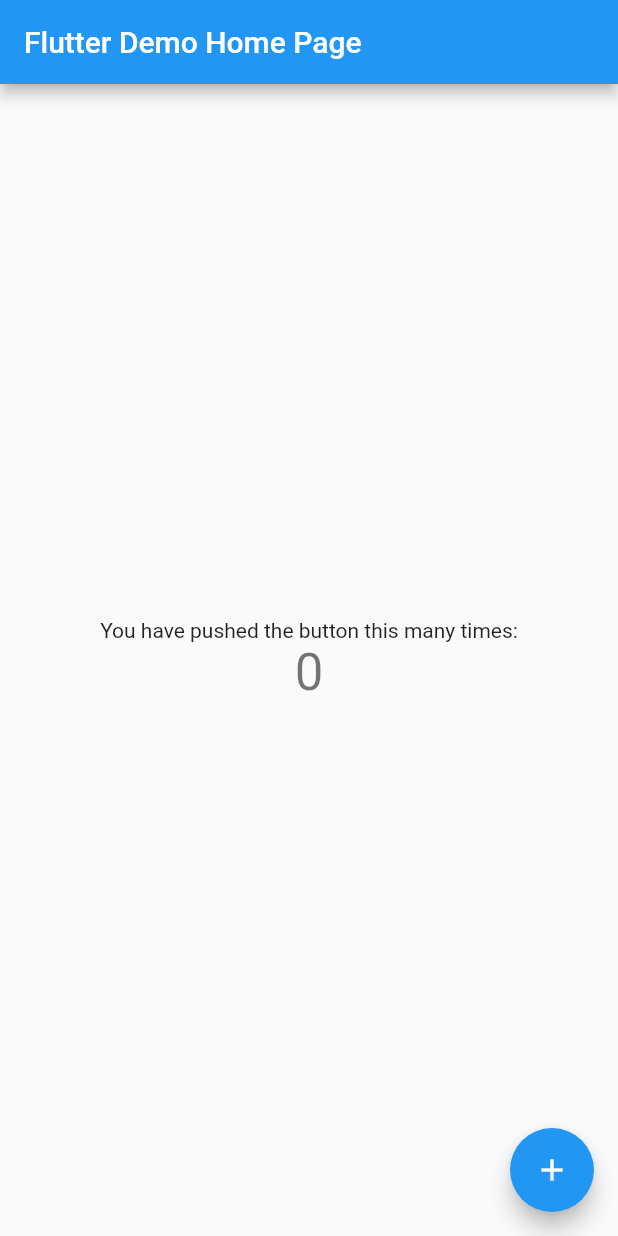
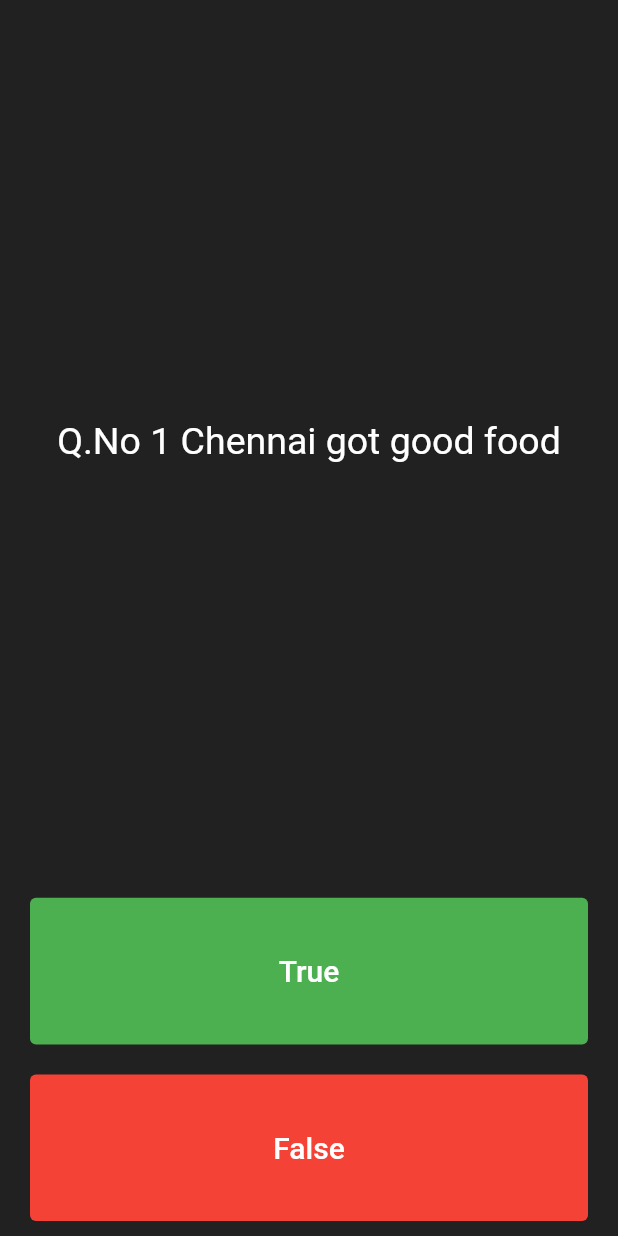
Before and after one commit to muskan2911/Quiz-App, a Flutter app: the screen it shows after launch, on a phone screen of 412 x 824 dp. Run offline on Flutter 3.47's test engine with Material 2 defaults, Android fonts, the phone set to English and light mode, and no system bars.

Commit message:
added questions

```diff
--- a/quizzler_app/lib/main.dart
+++ b/quizzler_app/lib/main.dart
@@ -1,115 +1,148 @@
 import 'package:flutter/material.dart';
 
-void main() {
-  runApp(const MyApp());
-}
+void main() => runApp(const Quizzler());
 
-class MyApp extends StatelessWidget {
-  const MyApp({super.key});
+class Quizzler extends StatelessWidget {
+  const Quizzler({super.key});
 
-  // This widget is the root of your application.
   @override
   Widget build(BuildContext context) {
     return MaterialApp(
-      title: 'Flutter Demo',
-      theme: ThemeData(
-        // This is the theme of your application.
-        //
-        // Try running your application with "flutter run". You'll see the
-        // application has a blue toolbar. Then, without quitting the app, try
-        // changing the primarySwatch below to Colors.green and then invoke
-        // "hot reload" (press "r" in the console where you ran "flutter run",
-        // or simply save your changes to "hot reload" in a Flutter IDE).
-        // Notice that the counter didn't reset back to zero; the application
-        // is not restarted.
-        primarySwatch: Colors.blue,
+      home: Scaffold(
+        backgroundColor: Colors.grey.shade900,
+        body: const SafeArea(
+          child: Padding(
+            padding: const EdgeInsets.symmetric(horizontal: 10.0),
+            child: QuizPage(),
+          ),
+        ),
       ),
-      home: const MyHomePage(title: 'Flutter Demo Home Page'),
     );
   }
 }
 
-class MyHomePage extends StatefulWidget {
-  const MyHomePage({super.key, required this.title});
-
-  // This widget is the home page of your application. It is stateful, meaning
-  // that it has a State object (defined below) that contains fields that affect
-  // how it looks.
-
-  // This class is the configuration for the state. It holds the values (in this
-  // case the title) provided by the parent (in this case the App widget) and
-  // used by the build method of the State. Fields in a Widget subclass are
-  // always marked "final".
-
-  final String title;
+class QuizPage extends StatefulWidget {
+  const QuizPage({super.key});
 
   @override
-  State<MyHomePage> createState() => _MyHomePageState();
+  _QuizPageState createState() => _QuizPageState();
 }
 
-class _MyHomePageState extends State<MyHomePage> {
-  int _counter = 0;
+class _QuizPageState extends State<QuizPage> {
 
-  void _incrementCounter() {
-    setState(() {
-      // This call to setState tells the Flutter framework that something has
-      // changed in this State, which causes it to rerun the build method below
-      // so that the display can reflect the updated values. If we changed
-      // _counter without calling setState(), then the build method would not be
-      // called again, and so nothing would appear to happen.
-      _counter++;
-    });
-  }
+  int i = 1;
+
+  List<String> question = [
+    'Chennai got good food',
+    'Bahut garmi hai sala',
+    'you are gay',
+    'We will get placed',
+    'Srm chutiya hai'
+  ];
+
+  List<bool> answer = [
+    false,
+    true,
+    true,
+    false,
+    true,
+  ];
+
+  List<bool> myanswer = [];
+  List<Icon> scoreKeeper = [];
 
   @override
   Widget build(BuildContext context) {
-    // This method is rerun every time setState is called, for instance as done
-    // by the _incrementCounter method above.
-    //
-    // The Flutter framework has been optimized to make rerunning build methods
-    // fast, so that you can just rebuild anything that needs updating rather
-    // than having to individually change instances of widgets.
-    return Scaffold(
-      appBar: AppBar(
-        // Here we take the value from the MyHomePage object that was created by
-        // the App.build method, and use it to set our appbar title.
-        title: Text(widget.title),
-      ),
-      body: Center(
-        // Center is a layout widget. It takes a single child and positions it
-        // in the middle of the parent.
-        child: Column(
-          // Column is also a layout widget. It takes a list of children and
-          // arranges them vertically. By default, it sizes itself to fit its
-          // children horizontally, and tries to be as tall as its parent.
-          //
-          // Invoke "debug painting" (press "p" in the console, choose the
-          // "Toggle Debug Paint" action from the Flutter Inspector in Android
-          // Studio, or the "Toggle Debug Paint" command in Visual Studio Code)
-          // to see the wireframe for each widget.
-          //
-          // Column has various properties to control how it sizes itself and
-          // how it positions its children. Here we use mainAxisAlignment to
-          // center the children vertically; the main axis here is the vertical
-          // axis because Columns are vertical (the cross axis would be
-          // horizontal).
-          mainAxisAlignment: MainAxisAlignment.center,
-          children: <Widget>[
-            const Text(
-              'You have pushed the button this many times:',
+    return Column(
+      crossAxisAlignment: CrossAxisAlignment.stretch,
+      children: <Widget>[
+        Expanded(
+          flex: 5,
+          child: Center(
+            child: Text(
+              "Q.No $i " + question[i-1],
+              textAlign: TextAlign.center,
+              style: TextStyle(
+                fontSize: 25.0,
+                color: Colors.white,
+              ),
             ),
-            Text(
-              '$_counter',
-              style: Theme.of(context).textTheme.headlineMedium,
+          ),
+        ),
+        Expanded(
+          child: Padding(
+            padding: const EdgeInsets.all(10.0),
+            child: TextButton(
+              style: TextButton.styleFrom(backgroundColor: Colors.green),
+              child: const Text(
+                'True',
+                style: TextStyle(
+                  color: Colors.white,
+                  fontSize: 20.0,
+                ),
+              ),
+              onPressed: () {
+                setState(() {
+                  myanswer.add(true);
+                  if (myanswer[i-1] == answer[i-1]) {
+                    scoreKeeper.add(const Icon(
+                      Icons.check,
+                      color: Colors.green,
+                    ));
+                  } else {
+                    scoreKeeper.add(const Icon(
+                      Icons.close,
+                      color: Colors.red,
+                    ));
+                  }
+                  i = i + 1;
+                });
+              },
             ),
-          ],
+          ),
         ),
-      ),
-      floatingActionButton: FloatingActionButton(
-        onPressed: _incrementCounter,
-        tooltip: 'Increment',
-        child: const Icon(Icons.add),
-      ), // This trailing comma makes auto-formatting nicer for build methods.
+        Expanded(
+          child: Padding(
+            padding: const EdgeInsets.all(10.0),
+            child: TextButton(
+              style: TextButton.styleFrom(backgroundColor: Colors.red),
+              child: const Text(
+                'False',
+                style: TextStyle(
+                  fontSize: 20.0,
+                  color: Colors.white,
+                ),
+              ),
+              onPressed: () {
+                setState(() {
+                  myanswer.add(false);
+                  if (answer[i-1] == myanswer[i-1]) {
+                    scoreKeeper.add(const Icon(
+                      Icons.check,
+                      color: Colors.green,
+                    ));
+                  } else {
+                    scoreKeeper.add(const Icon(
+                      Icons.close,
+                      color: Colors.red,
+                    ));
+                  }
+                  i = i + 1;
+                });
+              },
+            ),
+          ),
+        ),
+        Row(
+          children: scoreKeeper,
+        ),
+      ],
     );
   }
 }
+
+/*
+question1: 'You can lead a cow down stairs but not up stairs.', false,
+question2: 'Approximately one quarter of human bones are in the feet.', true,
+question3: 'A slug\'s blood is green.', true,
+*/
```
Also changed, not shown: 1 other file.
